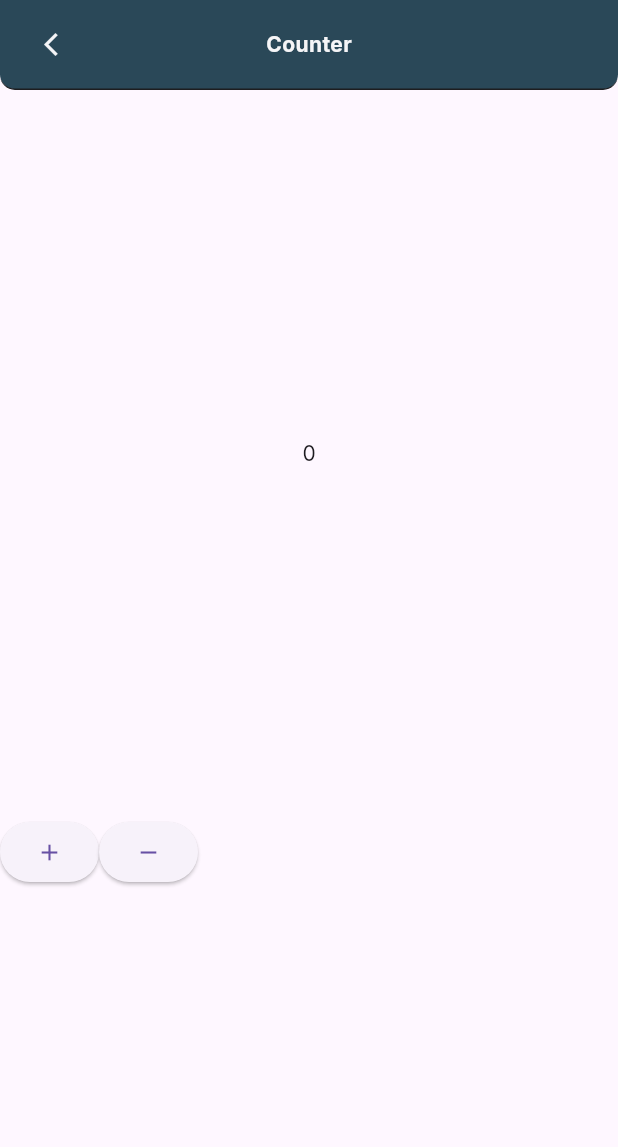
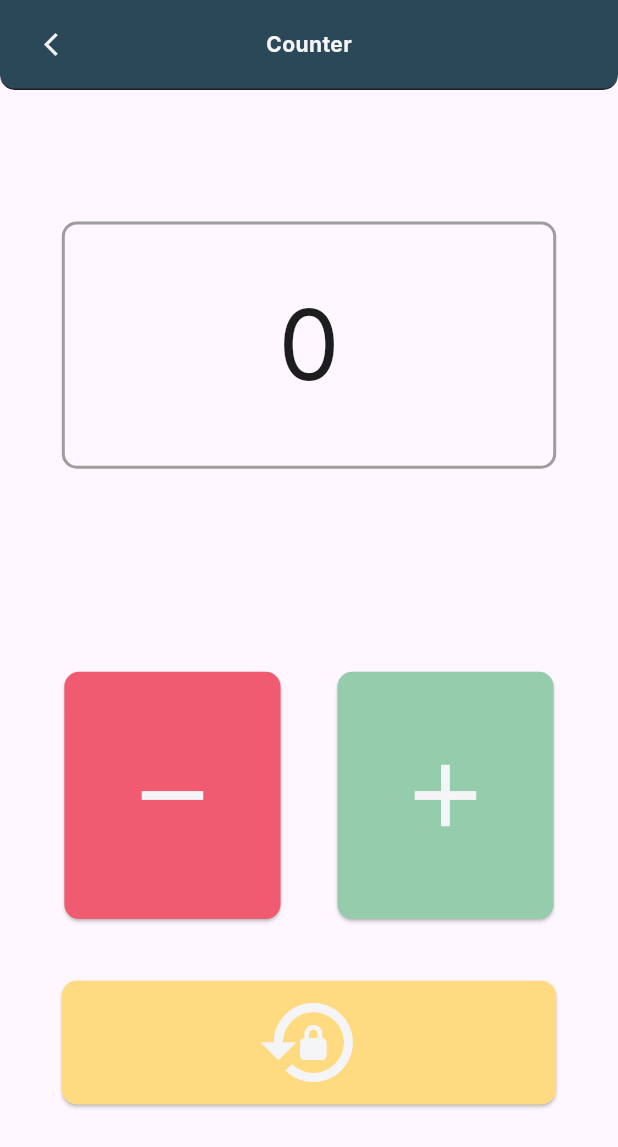
Before and after one commit to GaboLozaLucero/bloc_examples, a Flutter app: the CounterView screen opened directly, on a phone screen of 412 x 824 dp. Shown: the top 1147 px of the screen. Run offline on Flutter 3.47's test engine with Material 3 defaults, Android fonts, the phone set to English and light mode, and no system bars; our stand-ins replace bloc, flutter_bloc, google_fonts.

Commit message:
counter page improved, reset add, counter has been moved

```diff
--- a/lib/constant/color.dart
+++ b/lib/constant/color.dart
@@ -5,3 +5,4 @@ const Color black = Color(0xFF1D1D1F);
 const Color timer = Color(0xFF477090);
 const Color blackBackground = Color(0xFF032132);
 const Color appbarBackground = Color(0xFF2A4858);
+const Color borderContainer = Color(0xFF9E9C9C);
--- a/lib/counter/view/counter_view.dart
+++ /dev/null
@@ -1,33 +0,0 @@
-import 'package:bloc_practice/constant/widgets/custom_app_bar.dart';
-import 'package:bloc_practice/counter/counter.dart';
-import 'package:flutter/material.dart';
-import 'package:flutter_bloc/flutter_bloc.dart';
-
-class CounterView extends StatelessWidget {
-  const CounterView({super.key});
-
-  @override
-  Widget build(BuildContext context) {
-    return Scaffold(
-      appBar: const CustomAppBar(title: "Counter",),
-      body: Column(
-        mainAxisAlignment: MainAxisAlignment.spaceEvenly,
-        children: [
-          BlocBuilder<CounterCubit, int>(builder: (context, state){
-            return Text("$state");
-          } ),
-          Row(
-            children: [
-              ElevatedButton(onPressed: (){
-                context.read<CounterCubit>().increment();
-              }, child: const Icon(Icons.add),),
-              ElevatedButton(onPressed: (){
-                context.read<CounterCubit>().decrement();
-              }, child: const Icon(Icons.remove),),
-            ],
-          ),
-        ],
-      ),
-    );
-  }
-}
--- a/lib/counter/controller/counter_cubit.dart
+++ b/lib/features/counter/controller/counter_cubit.dart
@@ -6,4 +6,6 @@ class CounterCubit extends Cubit<int>{
   void increment()=>emit(state+1);
 
   void decrement()=>emit(state-1);
+
+  void reset()=>emit(0);
 }
--- a/lib/counter/view/counter_page.dart
+++ b/lib/features/counter/view/counter_page.dart
@@ -1,5 +1,5 @@
-import 'package:bloc_practice/counter/counter.dart';
-import 'package:bloc_practice/counter/view/counter_view.dart';
+import 'package:bloc_practice/features/counter/counter.dart';
+import 'package:bloc_practice/features/counter/view/counter_view.dart';
 import 'package:flutter/material.dart';
 import 'package:flutter_bloc/flutter_bloc.dart';
 
--- /dev/null
+++ b/lib/features/counter/view/counter_view.dart
@@ -0,0 +1,111 @@
+import 'package:bloc_practice/constant/color.dart';
+import 'package:bloc_practice/constant/widgets/custom_app_bar.dart';
+import 'package:bloc_practice/features/counter/counter.dart';
+import 'package:flutter/cupertino.dart';
+import 'package:flutter/material.dart';
+import 'package:flutter_bloc/flutter_bloc.dart';
+
+class CounterView extends StatelessWidget {
+  const CounterView({super.key});
+
+  @override
+  Widget build(BuildContext context) {
+    return Scaffold(
+      appBar: const CustomAppBar(
+        title: "Counter",
+      ),
+      body: Padding(
+        padding: const EdgeInsets.symmetric(vertical: 20.0, horizontal: 5.0),
+        child: Column(
+          mainAxisAlignment: MainAxisAlignment.spaceAround,
+          children: [
+            BlocBuilder<CounterCubit, int>(builder: (context, state) {
+              return Container(
+                  width: MediaQuery.of(context).size.width * 0.8,
+                  height: MediaQuery.of(context).size.height * 0.2,
+                  decoration: BoxDecoration(
+                    borderRadius: BorderRadius.circular(10.0),
+                    border: Border.all(color: borderContainer, width: 2.0),
+                  ),
+                  child: Center(
+                      child: Text(
+                    "$state",
+                    style: const TextStyle(fontSize: 65.0, color: black),
+                  )));
+            }),
+            Column(
+              children: [
+                Row(
+                  mainAxisAlignment: MainAxisAlignment.spaceEvenly,
+                  children: [
+                    SizedBox(
+                      width: MediaQuery.of(context).size.width * 0.35,
+                      height: MediaQuery.of(context).size.height * 0.2,
+                      child: ElevatedButton(
+                        onPressed: () {
+                          context.read<CounterCubit>().decrement();
+                        },
+                        style: ElevatedButton.styleFrom(
+                            backgroundColor: const Color(0xFFF05B72),
+                            shape: RoundedRectangleBorder(
+                              borderRadius: BorderRadius.circular(10.0),
+                            ),
+                            padding: EdgeInsets.zero),
+                        child: const Icon(
+                          Icons.remove,
+                          color: Color(0xFFF5F5F7),
+                          size: 70.0,
+                        ),
+                      ),
+                    ),
+                    SizedBox(
+                      width: MediaQuery.of(context).size.width * 0.35,
+                      height: MediaQuery.of(context).size.height * 0.2,
+                      child: ElevatedButton(
+                        onPressed: () {
+                          context.read<CounterCubit>().increment();
+                        },
+                        style: ElevatedButton.styleFrom(
+                            backgroundColor: const Color(0xFF95CDAC),
+                            shape: RoundedRectangleBorder(
+                              borderRadius: BorderRadius.circular(10.0),
+                            ),
+                            padding: EdgeInsets.zero),
+                        child: const Icon(
+                          Icons.add,
+                          color: Color(0xFFF5F5F7),
+                          size: 70.0,
+                        ),
+                      ),
+                    ),
+                  ],
+                ),
+                SizedBox(height: MediaQuery.of(context).size.height*0.05,),
+                SizedBox(
+                  width: MediaQuery.of(context).size.width * 0.8,
+                  height: MediaQuery.of(context).size.height * 0.1,
+                  child: ElevatedButton(
+                    onPressed: () {
+                      context.read<CounterCubit>().reset();
+                    },
+                    style: ElevatedButton.styleFrom(
+                        backgroundColor: const Color(0xFFFEDB80),
+                        shape: RoundedRectangleBorder(
+                          borderRadius: BorderRadius.circular(10.0),
+                        ),
+                        padding: EdgeInsets.zero),
+                    child: const Icon(
+                      Icons.lock_reset,
+                      color: Color(0xFFF5F5F7),
+                      size: 70.0,
+                    ),
+                  ),
+                )
+              ],
+            ),
+          ],
+        ),
+      ),
+    );
+  }
+}
--- a/lib/menu.dart
+++ b/lib/menu.dart
@@ -1,7 +1,7 @@
 import 'package:bloc_practice/constant/color.dart';
 import 'package:bloc_practice/constant/widgets/custom_app_bar.dart';
 import 'package:bloc_practice/constant/widgets/menu_button.dart';
-import 'package:bloc_practice/counter/counter.dart';
+import 'package:bloc_practice/features/counter/counter.dart';
 import 'package:flutter/material.dart';
 
 class Menu extends StatelessWidget {
```
Also changed, not shown: lib/features/counter/counter.dart (renamed from lib/counter/counter.dart).
